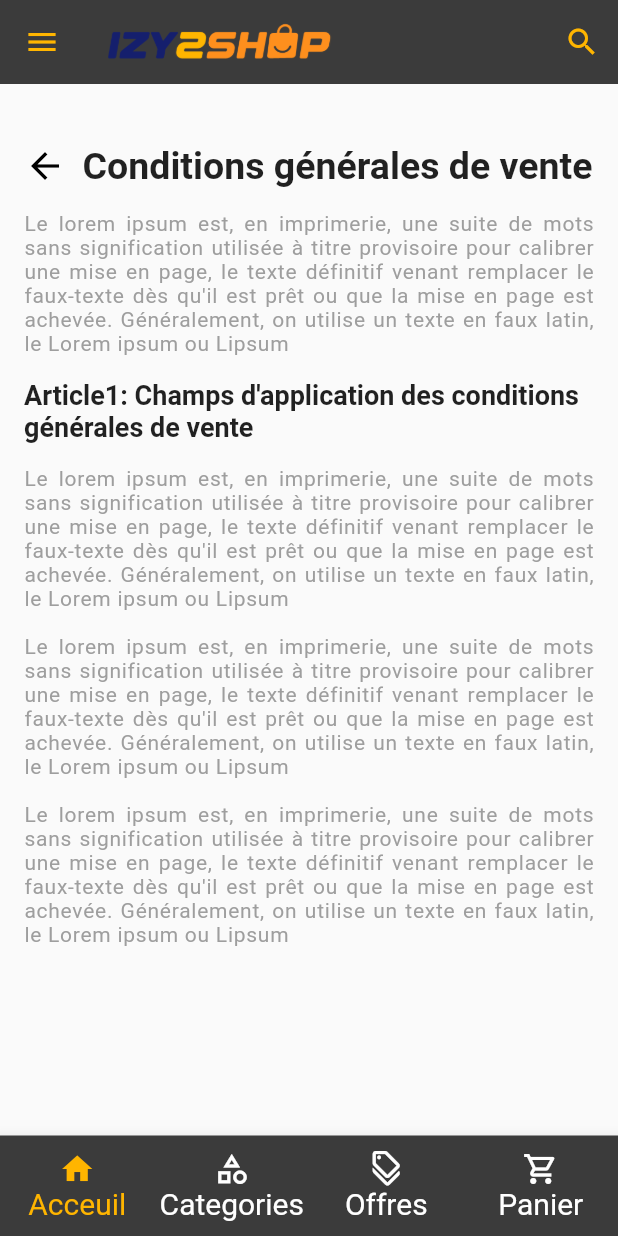
After one commit to NihalBenarbiya/Flutter_Ecommerce, a Flutter app: the ConditionVente screen opened directly, on a phone screen of 412 x 824 dp. The commit adds this screen. Run offline on Flutter 3.47's test engine with Material 2 defaults, Android fonts, the phone set to English and light mode, and no system bars; our stand-ins replace carousel_slider, dots_indicator; missing offline and left inert: dart:js; network calls fail.

```diff
--- /dev/null
+++ b/lib/ConditionVente.dart
@@ -0,0 +1,93 @@
+import 'package:flutter/material.dart';
+import 'common_widgets.dart';
+import 'drawer_content.dart';
+
+class ConditionVente extends StatelessWidget {
+  @override
+  Widget build(BuildContext context) {
+    return Scaffold(
+      appBar: CommonAppBar(),
+      drawer: DrawerContent(context),
+      body: SingleChildScrollView(
+        padding: const EdgeInsets.all(16.0),
+        child: Column(
+          crossAxisAlignment: CrossAxisAlignment.stretch,
+          children: [
+            SizedBox(height: 24),
+            Row(
+              children: [
+                GestureDetector(
+                  onTap: () {
+                    Navigator.pop(context);
+                  },
+                  child: Icon(
+                    Icons.arrow_back,
+                    color: Colors.black,
+                    size: 28,
+                  ),
+                ),
+                SizedBox(width: 10),
+                Expanded(
+                  child: Center(
+                    child: Text(
+                      'Conditions générales de vente',
+                      style: TextStyle(
+                        fontSize: 25,
+                        fontWeight: FontWeight.bold,
+                      ),
+                    ),
+                  ),
+                ),
+              ],
+            ),
+            SizedBox(height: 16),
+            Text(
+              'Le lorem ipsum est, en imprimerie, une suite de mots sans signification utilisée à titre provisoire pour calibrer une mise en page, le texte définitif venant remplacer le faux-texte dès qu\'il est prêt ou que la mise en page est achevée. Généralement, on utilise un texte en faux latin, le Lorem ipsum ou Lipsum',
+              style: TextStyle(
+                fontSize: 14,
+                color: Colors.grey,
+                letterSpacing: 0.5, // Adjust the spacing between letters
+              ),
+              textAlign: TextAlign.justify,
+            ),
+            SizedBox(height: 16),
+            Center(
+              child: Text(
+                'Article1: Champs d\'application des conditions générales de vente',
+                style: TextStyle(
+                  fontSize: 18,
+                  fontWeight: FontWeight.bold,
+                ),
+              ),
+            ),
+            SizedBox(height: 16),
+            Text(
+              'Le lorem ipsum est, en imprimerie, une suite de mots sans signification utilisée à titre provisoire pour calibrer une mise en page, le texte définitif venant remplacer le faux-texte dès qu\'il est prêt ou que la mise en page est achevée. Généralement, on utilise un texte en faux latin, le Lorem ipsum ou Lipsum\n\n'
+                  'Le lorem ipsum est, en imprimerie, une suite de mots sans signification utilisée à titre provisoire pour calibrer une mise en page, le texte définitif venant remplacer le faux-texte dès qu\'il est prêt ou que la mise en page est achevée. Généralement, on utilise un texte en faux latin, le Lorem ipsum ou Lipsum\n\n'
+                  'Le lorem ipsum est, en imprimerie, une suite de mots sans signification utilisée à titre provisoire pour calibrer une mise en page, le texte définitif venant remplacer le faux-texte dès qu\'il est prêt ou que la mise en page est achevée. Généralement, on utilise un texte en faux latin, le Lorem ipsum ou Lipsum',
+
+              style: TextStyle(
+                fontSize: 14,
+                color: Colors.grey,
+                letterSpacing: 0.5, // Adjust the spacing between letters
+              ),
+              textAlign: TextAlign.justify,
+            ),
+          ],
+        ),
+      ),
+      bottomNavigationBar: CommonFooter(
+        currentIndex: 0,
+        onTap: (index) {
+          // Handle bottom navigation item tap
+        },
+      ),
+    );
+  }
+}
+
+void main() {
+  runApp(MaterialApp(
+    home: ConditionVente(),
+  ));
+}
--- a/pubspec.yaml
+++ b/pubspec.yaml
@@ -30,7 +30,7 @@ environment:
 dependencies:
   flutter:
     sdk: flutter
-  http: ^0.13.3  #ajouté
+  http: ^0.13.3 #ajouté
   carousel_slider: ^4.2.1
   dots_indicator: ^2.1.1
   xml: ^5.0.1
```
Also changed, not shown: lib/Categories.dart (added, +177 -0 lines), lib/CategoryProductsPage.dart (added, +20 -0 lines), lib/common_widgets.dart (+38 -7 lines), lib/drawer_content.dart (+7 -3 lines), lib/main.dart (+60 -97 lines).
